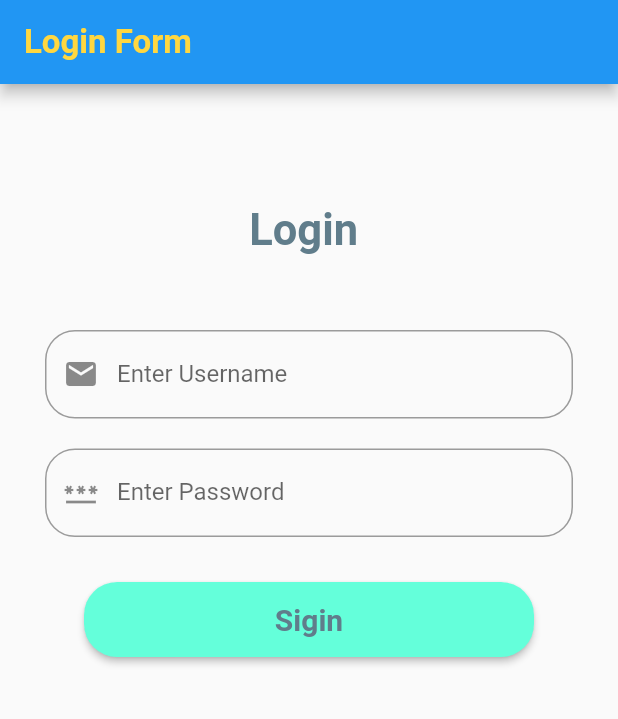
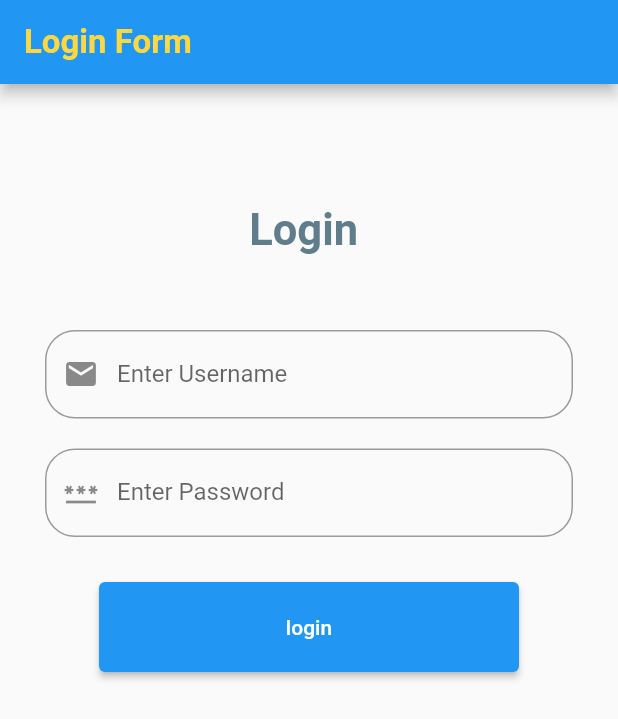
Before and after one commit to Hamza862-Naeem/Login, a Flutter app: the screen it shows after launch, on a phone screen of 412 x 824 dp. Shown: the top 719 px of the screen. Run offline on Flutter 3.47's test engine with Material 2 defaults, Android fonts, the phone set to English and light mode, and no system bars.

Commit message:
registration

```diff
--- /dev/null
+++ b/lib/login.dart
@@ -0,0 +1,107 @@
+
+import 'package:flutter/material.dart';
+import 'package:login_form/routes.dart';
+
+// ignore: camel_case_types
+class Login_Page extends StatefulWidget {
+  const Login_Page({super.key});
+
+  @override
+  State<Login_Page> createState() => _Login_Page();
+}
+
+// ignore: camel_case_types
+class _Login_Page extends State<Login_Page> {
+  @override
+  Widget build(BuildContext context) {
+    return  Scaffold(
+
+        appBar: AppBar(
+          title: const Text("Login Form",
+          style: TextStyle(fontWeight: FontWeight.bold,
+          fontSize: 22,
+          color: Colors.amberAccent),),
+        ),
+        body: SingleChildScrollView(
+          child: Padding(
+            padding: const EdgeInsets.symmetric(vertical: 80,horizontal: 30),
+            child: Column(
+              mainAxisAlignment: MainAxisAlignment.center,
+              children:  [
+                const Text("Login ",
+                style: TextStyle(fontWeight: FontWeight.bold,
+                fontSize: 29,
+                color: Colors.blueGrey),),
+               Padding(
+                 padding: const EdgeInsets.symmetric(vertical: 30),
+                 child: Form(
+                    child: Column(
+                      children: [
+                        const SizedBox(height: 20,),
+                        TextFormField(
+                          autofillHints: [AutofillHints.email],
+                          keyboardType: TextInputType.emailAddress,
+                          decoration:  InputDecoration(
+                            hintText: " username",
+                            labelText: "Enter Username",
+                            prefixIcon: const Icon(Icons.email),
+                            border: OutlineInputBorder(borderRadius: BorderRadius.circular(20),)
+                          ),
+                          onChanged: (String value){
+
+                          },
+                          validator: (value) {
+                           return value!.isEmpty ? 'Please Enter Email': null;
+                          },
+                        ),
+                        const SizedBox(height: 20,),
+                        TextFormField(
+                          keyboardType: TextInputType.visiblePassword,
+                          decoration:  InputDecoration(
+                            hintText: " Password",
+                            labelText: "Enter Password",
+                            prefixIcon: const Icon(Icons.password),
+                            border: OutlineInputBorder(borderRadius: BorderRadius.circular(20),)
+                          ),
+                          onChanged: (String value){},
+                       validator:(value){
+                        return value!.isEmpty ? 'Please Enter Password':null;
+                       } ),
+                       const SizedBox(
+                        height: 30,
+                       ),
+                       ElevatedButton(
+                     style: TextButton.styleFrom(minimumSize: const Size(280, 60)),
+                    onPressed: (){
+                      Navigator.pushNamed(context, MyRoutes.homeRoute);
+                    },
+                     child: const Text('login'),
+
+                       )
+
+                      ],
+
+                    ),
+
+                  ),
+
+               ),
+
+              ],
+
+            ),
+
+
+          ),
+
+
+        )
+
+
+
+
+
+              );
+
+  }
+}
--- a/lib/main.dart
+++ b/lib/main.dart
@@ -1,93 +1,33 @@
 import 'package:flutter/material.dart';
+import 'package:login_form/registration.dart';
+import 'package:login_form/routes.dart';
+
+import 'login.dart';
 
 void main() {
   runApp( const MyApp());
 }
-class MyApp extends StatelessWidget {
+class MyApp extends StatefulWidget {
   const MyApp({super.key});
 
+  @override
+  State<MyApp> createState() => _MyAppState();
+}
 
+class _MyAppState extends State<MyApp> {
   @override
   Widget build(BuildContext context) {
-    return  MaterialApp(
-      home:Scaffold(
-        appBar: AppBar(
-          title: const Text("Login Form",
-          style: TextStyle(fontWeight: FontWeight.bold,
-          fontSize: 22,
-          color: Colors.amberAccent),),
-        ),
-        body: SingleChildScrollView(
-          child: Padding(
-            padding: const EdgeInsets.symmetric(vertical: 80,horizontal: 30),
-            child: Column(
-              mainAxisAlignment: MainAxisAlignment.center,
-              children:  [
-                const Text("Login ",
-                style: TextStyle(fontWeight: FontWeight.bold,
-                fontSize: 29,
-                color: Colors.blueGrey),),
-               Padding(
-                 padding: const EdgeInsets.symmetric(vertical: 30),
-                 child: Form(
-                    child: Column(
-                      children: [
-                        const SizedBox(height: 20,),
-                        TextFormField(
-                          keyboardType: TextInputType.emailAddress,
-                          decoration:  InputDecoration(
-                            hintText: " username",
-                            labelText: "Enter Username",
-                            prefixIcon: const Icon(Icons.email),
-                            border: OutlineInputBorder(borderRadius: BorderRadius.circular(20),)
-                          ),
-                          onChanged: (String value){
-
-                          },
-                          validator: (value) {
-                           return value!.isEmpty ? 'Please Enter Email': null;
-                          },
-                        ),
-                        const SizedBox(height: 20,),
-                        TextFormField(
-                          keyboardType: TextInputType.visiblePassword,
-                          decoration:  InputDecoration(
-                            hintText: " Password",
-                            labelText: "Enter Password",
-                            prefixIcon: const Icon(Icons.password),
-                            border: OutlineInputBorder(borderRadius: BorderRadius.circular(20),)
-                          ),
-                          onChanged: (String value){},
-                       validator:(value){
-                        return value!.isEmpty ? 'Please Enter Password':null;
-                       } ),
-                       SizedBox(
-                        height: 30,
-                       ),
-                       MaterialButton(
-                 shape: RoundedRectangleBorder(
-                  borderRadius:BorderRadius.circular(22.0) ),
-                        minWidth: 300,
-                       height: 50,
-                        onPressed: (){},
-                       child:  Text("Sigin",style: TextStyle(fontWeight: FontWeight.bold,
-                       fontSize: 20),
-                       ),
-                        color: Colors.tealAccent,
-                        textColor: Colors.blueGrey, )
-                      ],
-
-                    ),
-                  ),
-               ),
-
-              ],
-            ),
-          ),
-        )
+    return MaterialApp(
+    //  home:const Registration(),
+      home: const Login_Page(),
 
 
-        ));
+      routes: {
+       // '/':(context) => const Registration(),
+      MyRoutes.LoginRoute:(context)=>const Login_Page(),
+      MyRoutes.registrationRoute:(context)=>const Registration(),
 
+      },
+    );
   }
 }
--- /dev/null
+++ b/lib/package/flutter/material.dart
@@ -0,0 +1 @@
+// TODO Implement this library.
--- /dev/null
+++ b/lib/registration.dart
@@ -0,0 +1,27 @@
+import 'package:flutter/material.dart';
+
+class Registration extends StatelessWidget {
+  const Registration({super.key});
+
+  @override
+  Widget build(BuildContext context) {
+    return  MaterialApp(
+    home: Scaffold(
+      appBar: AppBar(title: const Text("Enter your crendantional"),),
+    body:Center(child: Column(
+      children:  [const Text("Thank you"),
+      Column(
+        children: [
+          TextField(
+            keyboardType: TextInputType.name,
+            autofillHints: [AutofillHints.email],
+
+          )
+        ],
+      )],
+
+    ),) ,
+    ),
+    );
+  }
+}
--- /dev/null
+++ b/lib/routes.dart
@@ -0,0 +1,6 @@
+class MyRoutes{
+  static String homeRoute ="/home";
+  // ignore: non_constant_identifier_names
+  static String LoginRoute ="/login";
+  static String registrationRoute="/registartion";
+}
```
